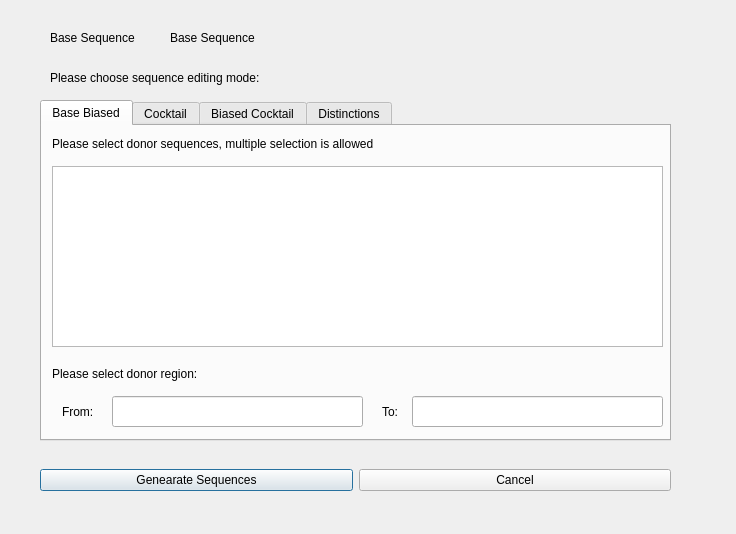
Above: sequenceedit.ui from WilsonImmunologyLab/Librator before the change. Below: the same form after it.
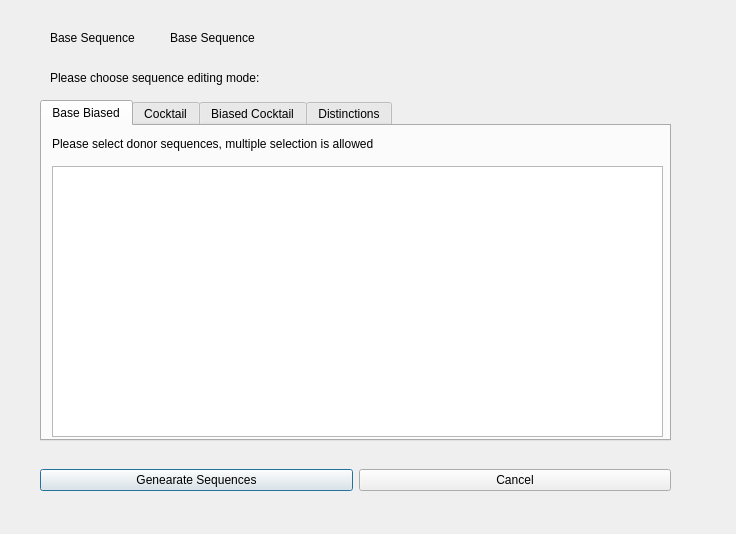
That is the form after the change. The open tabs and pages were chosen to show the change.

Patch:
```diff
--- a/sequenceedit.ui
+++ b/sequenceedit.ui
@@ -35,7 +35,7 @@
        <x>10</x>
        <y>40</y>
        <width>611</width>
-       <height>181</height>
+       <height>271</height>
       </rect>
      </property>
     </widget>
@@ -52,65 +52,6 @@
       <string>Please select donor sequences, multiple selection is allowed</string>
      </property>
     </widget>
-    <widget class="QLabel" name="label_tab1_2">
-     <property name="geometry">
-      <rect>
-       <x>10</x>
-       <y>240</y>
-       <width>581</width>
-       <height>16</height>
-      </rect>
-     </property>
-     <property name="text">
-      <string>Please select donor region:</string>
-     </property>
-    </widget>
-    <widget class="QLabel" name="label_tab1_3">
-     <property name="geometry">
-      <rect>
-       <x>20</x>
-       <y>270</y>
-       <width>71</width>
-       <height>31</height>
-      </rect>
-     </property>
-     <property name="text">
-      <string>From:</string>
-     </property>
-    </widget>
-    <widget class="QLabel" name="label_tab1_4">
-     <property name="geometry">
-      <rect>
-       <x>340</x>
-       <y>270</y>
-       <width>71</width>
-       <height>31</height>
-      </rect>
-     </property>
-     <property name="text">
-      <string>To:</string>
-     </property>
-    </widget>
-    <widget class="QLineEdit" name="DonorFrom">
-     <property name="geometry">
-      <rect>
-       <x>70</x>
-       <y>270</y>
-       <width>251</width>
-       <height>31</height>
-      </rect>
-     </property>
-    </widget>
-    <widget class="QLineEdit" name="DonorTo">
-     <property name="geometry">
-      <rect>
-       <x>370</x>
-       <y>270</y>
-       <width>251</width>
-       <height>31</height>
-      </rect>
-     </property>
-    </widget>
    </widget>
    <widget class="QWidget" name="tab_2">
     <attribute name="title">
```
Left out of the diff: 33 changed lines with no effect on the pictures.
